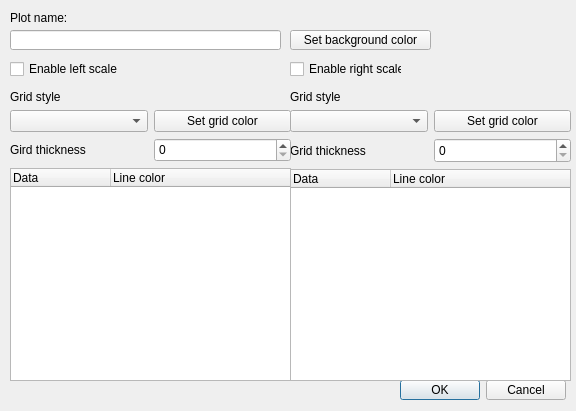
First picture: the form in radeon-profile/dialog_defineplot.ui, repository marazmista/radeon-profile, before the edit.
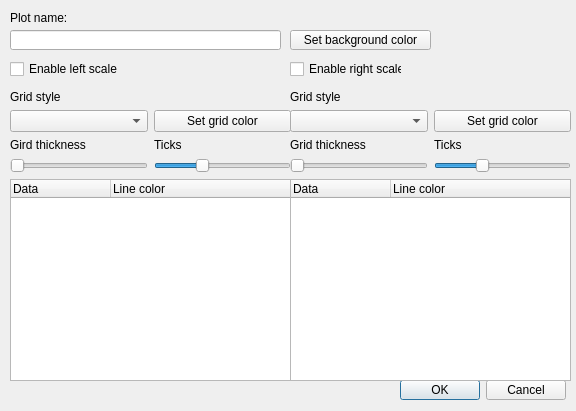
Second picture: the form after the edit.

```diff
--- a/radeon-profile/dialog_defineplot.ui
+++ b/radeon-profile/dialog_defineplot.ui
@@ -66,6 +66,60 @@
     </size>
    </property>
    <layout class="QGridLayout" name="gridLayout_4">
+    <item row="3" column="0">
+     <widget class="QSlider" name="slider_thickRight">
+      <property name="maximum">
+       <number>5</number>
+      </property>
+      <property name="orientation">
+       <enum>Qt::Horizontal</enum>
+      </property>
+      <property name="invertedAppearance">
+       <bool>false</bool>
+      </property>
+      <property name="invertedControls">
+       <bool>false</bool>
+      </property>
+      <property name="tickPosition">
+       <enum>QSlider::NoTicks</enum>
+      </property>
+     </widget>
+    </item>
+    <item row="2" column="0">
+     <widget class="QLabel" name="label_7">
+      <property name="text">
+       <string>Grid thickness</string>
+      </property>
+     </widget>
+    </item>
+    <item row="0" column="1">
+     <widget class="QWidget" name="widget_rightGridColor" native="true"/>
+    </item>
+    <item row="3" column="1">
+     <widget class="QSlider" name="slider_ticksRight">
+      <property name="minimum">
+       <number>1</number>
+      </property>
+      <property name="maximum">
+       <number>10</number>
+      </property>
+      <property name="pageStep">
+       <number>2</number>
+      </property>
+      <property name="value">
+       <number>4</number>
+      </property>
+      <property name="orientation">
+       <enum>Qt::Horizontal</enum>
+      </property>
+      <property name="tickPosition">
+       <enum>QSlider::NoTicks</enum>
+      </property>
+     </widget>
+    </item>
+    <item row="1" column="0">
+     <widget class="QComboBox" name="combo_rightScaleStyle"/>
+    </item>
     <item row="1" column="1">
      <widget class="QPushButton" name="btn_rightScaleColor">
       <property name="text">
@@ -73,6 +127,13 @@
       </property>
      </widget>
     </item>
+    <item row="2" column="1">
+     <widget class="QLabel" name="label_2">
+      <property name="text">
+       <string>Ticks</string>
+      </property>
+     </widget>
+    </item>
     <item row="4" column="0" colspan="2">
      <widget class="QTreeWidget" name="list_rightData">
       <property name="editTriggers">
@@ -108,12 +169,6 @@
       </column>
      </widget>
     </item>
-    <item row="1" column="0">
-     <widget class="QComboBox" name="combo_rightScaleStyle"/>
-    </item>
-    <item row="0" column="1">
-     <widget class="QWidget" name="widget_rightGridColor" native="true"/>
-    </item>
     <item row="0" column="0">
      <widget class="QLabel" name="label_5">
       <property name="text">
@@ -121,49 +176,16 @@
       </property>
      </widget>
     </item>
-    <item row="3" column="1">
-     <widget class="QSpinBox" name="spin_rightLineThickness">
-      <property name="sizePolicy">
-       <sizepolicy hsizetype="Preferred" vsizetype="Fixed">
-        <horstretch>0</horstretch>
-        <verstretch>0</verstretch>
-       </sizepolicy>
-      </property>
-      <property name="minimumSize">
-       <size>
-        <width>0</width>
-        <height>25</height>
-       </size>
-      </property>
-      <property name="maximumSize">
-       <size>
-        <width>16777215</width>
-        <height>16777215</height>
-       </size>
-      </property>
-      <property name="minimum">
-       <number>0</number>
-      </property>
-      <property name="maximum">
-       <number>10</number>
-      </property>
-     </widget>
-    </item>
-    <item row="3" column="0">
-     <widget class="QLabel" name="label_7">
-      <property name="text">
-       <string>Grid thickness</string>
-      </property>
-     </widget>
-    </item>
    </layout>
    <zorder>list_rightData</zorder>
    <zorder>label_5</zorder>
    <zorder>btn_rightScaleColor</zorder>
    <zorder>widget_rightGridColor</zorder>
    <zorder>combo_rightScaleStyle</zorder>
-   <zorder>spin_rightLineThickness</zorder>
+   <zorder>slider_thickRight</zorder>
+   <zorder>slider_ticksRight</zorder>
    <zorder>label_7</zorder>
+   <zorder>label_2</zorder>
   </widget>
   <widget class="QWidget" name="widget_left" native="true">
    <property name="geometry">
@@ -187,18 +209,31 @@
     </size>
    </property>
    <layout class="QGridLayout" name="gridLayout_5">
-    <item row="1" column="0">
-     <widget class="QComboBox" name="combo_leftScaleStyle"/>
-    </item>
-    <item row="3" column="0">
+    <item row="2" column="0">
      <widget class="QLabel" name="label_3">
       <property name="text">
        <string>Gird thickness</string>
       </property>
      </widget>
     </item>
-    <item row="0" column="1">
-     <widget class="QWidget" name="widget_leftGridColor" native="true"/>
+    <item row="3" column="0">
+     <widget class="QSlider" name="slider_thickLeft">
+      <property name="maximum">
+       <number>5</number>
+      </property>
+      <property name="orientation">
+       <enum>Qt::Horizontal</enum>
+      </property>
+      <property name="invertedAppearance">
+       <bool>false</bool>
+      </property>
+      <property name="invertedControls">
+       <bool>false</bool>
+      </property>
+      <property name="tickPosition">
+       <enum>QSlider::NoTicks</enum>
+      </property>
+     </widget>
     </item>
     <item row="1" column="1">
      <widget class="QPushButton" name="btn_leftScaleColor">
@@ -213,10 +248,38 @@
       </property>
      </widget>
     </item>
-    <item row="0" column="0">
-     <widget class="QLabel" name="label_4">
+    <item row="1" column="0">
+     <widget class="QComboBox" name="combo_leftScaleStyle"/>
+    </item>
+    <item row="0" column="1">
+     <widget class="QWidget" name="widget_leftGridColor" native="true"/>
+    </item>
+    <item row="2" column="1">
+     <widget class="QLabel" name="label_6">
       <property name="text">
-       <string>Grid style</string>
+       <string>Ticks</string>
+      </property>
+     </widget>
+    </item>
+    <item row="3" column="1">
+     <widget class="QSlider" name="slider_ticksLeft">
+      <property name="minimum">
+       <number>1</number>
+      </property>
+      <property name="maximum">
+       <number>10</number>
+      </property>
+      <property name="pageStep">
+       <number>2</number>
+      </property>
+      <property name="value">
+       <number>4</number>
+      </property>
+      <property name="orientation">
+       <enum>Qt::Horizontal</enum>
+      </property>
+      <property name="tickPosition">
+       <enum>QSlider::NoTicks</enum>
       </property>
      </widget>
     </item>
@@ -252,25 +315,10 @@
       </column>
      </widget>
     </item>
-    <item row="3" column="1">
-     <widget class="QSpinBox" name="spin_leftLineThickness">
-      <property name="sizePolicy">
-       <sizepolicy hsizetype="Preferred" vsizetype="Fixed">
-        <horstretch>0</horstretch>
-        <verstretch>0</verstretch>
-       </sizepolicy>
-      </property>
-      <property name="minimumSize">
-       <size>
-        <width>0</width>
-        <height>24</height>
-       </size>
-      </property>
-      <property name="minimum">
-       <number>0</number>
-      </property>
-      <property name="maximum">
-       <number>10</number>
+    <item row="0" column="0">
+     <widget class="QLabel" name="label_4">
+      <property name="text">
+       <string>Grid style</string>
       </property>
      </widget>
     </item>
```
